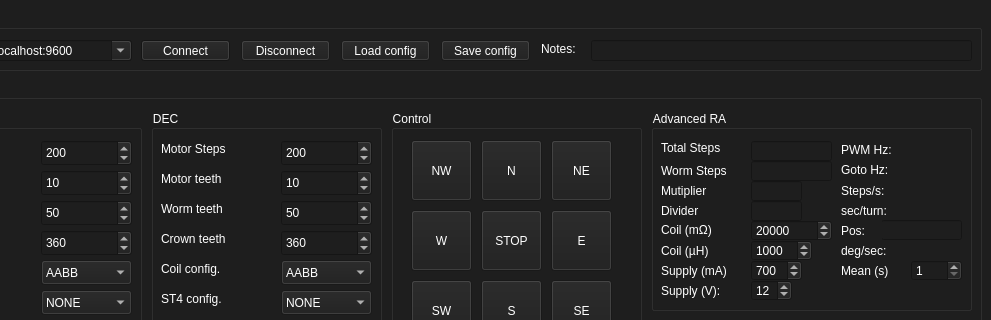
Before: the Qt Designer form mainwindow.ui in ahp-electronics/gt-configurator, drawn with Qt 5; both pictures show x 109 to 1100 and y 0 to 320 of the 1100 by 657 pixel window.
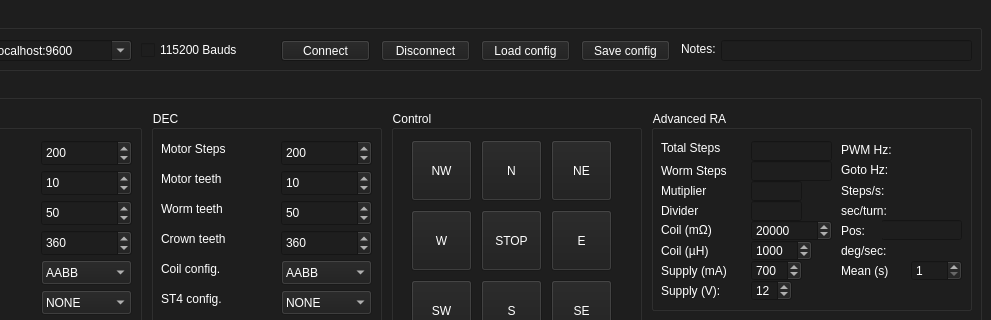
After: the same form once the commit is applied.

Commit message: 115200 bps ready

Patch:
```diff
--- a/mainwindow.ui
+++ b/mainwindow.ui
@@ -2424,7 +2424,7 @@
     <widget class="QPushButton" name="Connect">
      <property name="geometry">
       <rect>
-       <x>240</x>
+       <x>380</x>
        <y>30</y>
        <width>89</width>
        <height>21</height>
@@ -2440,7 +2440,7 @@
      </property>
      <property name="geometry">
       <rect>
-       <x>340</x>
+       <x>480</x>
        <y>30</y>
        <width>89</width>
        <height>21</height>
@@ -2456,7 +2456,7 @@
      </property>
      <property name="geometry">
       <rect>
-       <x>440</x>
+       <x>580</x>
        <y>30</y>
        <width>89</width>
        <height>21</height>
@@ -2472,7 +2472,7 @@
      </property>
      <property name="geometry">
       <rect>
-       <x>540</x>
+       <x>680</x>
        <y>30</y>
        <width>89</width>
        <height>21</height>
@@ -2488,7 +2488,7 @@
      </property>
      <property name="geometry">
       <rect>
-       <x>640</x>
+       <x>780</x>
        <y>30</y>
        <width>51</width>
        <height>17</height>
@@ -2504,13 +2504,26 @@
      </property>
      <property name="geometry">
       <rect>
-       <x>690</x>
+       <x>820</x>
        <y>30</y>
-       <width>381</width>
+       <width>251</width>
        <height>21</height>
       </rect>
      </property>
     </widget>
+    <widget class="QCheckBox" name="WifiDongle">
+     <property name="geometry">
+      <rect>
+       <x>240</x>
+       <y>30</y>
+       <width>111</width>
+       <height>20</height>
+      </rect>
+     </property>
+     <property name="text">
+      <string>115200 Bauds</string>
+     </property>
+    </widget>
    </widget>
    <widget class="QGroupBox" name="WriteArea">
     <property name="enabled">
```
The commit also changes 1 other file.
